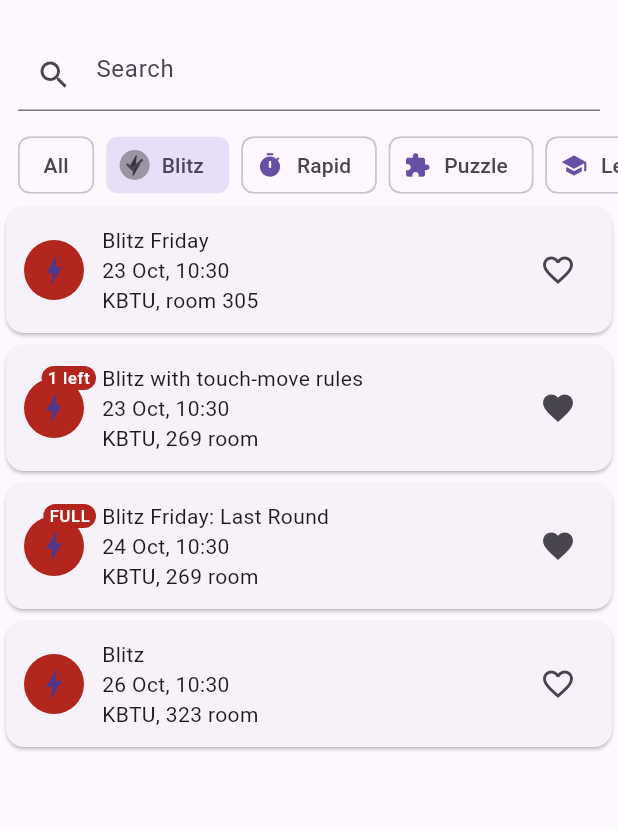
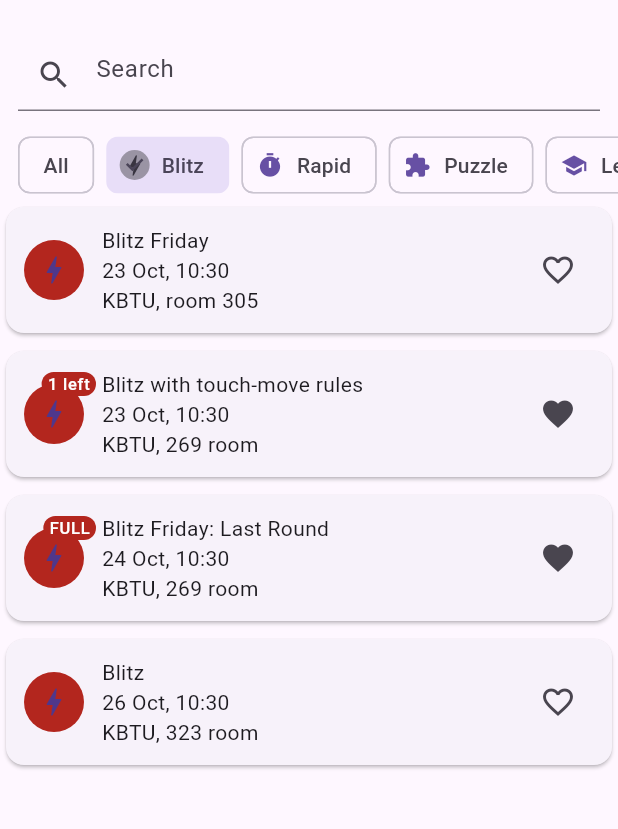
Before and after one commit to gu1nazz/flutter-2026-Gulnaz, a Flutter app: the screen it shows after launch, after a tap on "Blitz", on a phone screen of 412 x 824 dp, the part 63-892 px from its top. Run offline on Flutter 3.47's test engine with Material 3 defaults, Android fonts, the phone set to English and light mode, and no system bars.

Commit message:
Add responsive list and grid

```diff
--- a/lab_01_chess_club/lib/main.dart
+++ b/lab_01_chess_club/lib/main.dart
@@ -61,7 +61,12 @@ class _NightsPageState extends State<NightsPage> {
     _searchController.dispose();
     super.dispose();
   }
-
+  Widget _buildCard(ChessNight night) {
+    return ChessNightCard(
+      night: night,
+      onFavourite: () => _toggleFavourite(night.id),
+    );
+  }
   @override
   Widget build(BuildContext context) {
     return Scaffold(
@@ -117,13 +122,24 @@ class _NightsPageState extends State<NightsPage> {
             ),
           ),
           Expanded(
-            child: ListView.builder(
-              itemCount: _visible.length,
-              itemBuilder: (context, index) {
-                final night = _visible[index];
-                return ChessNightCard(
-                  night: night,
-                  onFavourite: () => _toggleFavourite(night.id),
+            child: LayoutBuilder(
+              builder: (context, constraints) {
+                final items = _visible;
+                if (constraints.maxWidth >= 600) {
+                  return GridView.builder(
+                    padding: const EdgeInsets.all(12),
+                    gridDelegate: const SliverGridDelegateWithMaxCrossAxisExtent(
+                      maxCrossAxisExtent: 360,
+                      childAspectRatio: 3,
+                    ),
+                    itemCount: items.length,
+                    itemBuilder: (context, index) => _buildCard(items[index]),
+                  );
+                }
+                return ListView.separated(
+                  itemCount: items.length,
+                  separatorBuilder: (context, index) => const SizedBox(height: 4),
+                  itemBuilder: (context, index) => _buildCard(items[index]),
                 );
               },
             ),
```
